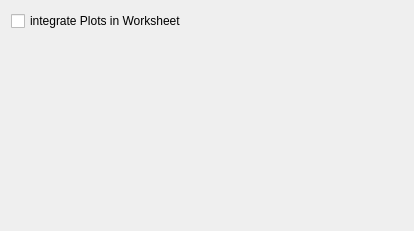
KDE/cantor, file src/backends/R/settings.ui: the form before one commit.
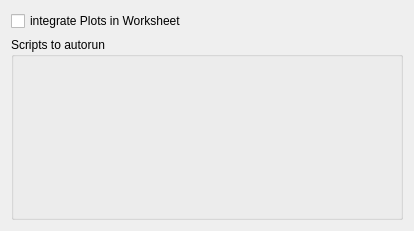
The form after the commit. Custom widgets are drawn as their Qt base class.

Commit message: Primitive UI to manage autorun scripts

```diff
--- a/src/backends/R/settings.ui
+++ b/src/backends/R/settings.ui
@@ -19,20 +19,24 @@
     </widget>
    </item>
    <item>
-    <spacer name="verticalSpacer">
-     <property name="orientation">
-      <enum>Qt::Vertical</enum>
+    <widget class="KEditListBox" name="kcfg_autorunScripts">
+     <property name="title">
+      <string>Scripts to autorun</string>
      </property>
-     <property name="sizeHint" stdset="0">
-      <size>
-       <width>20</width>
-       <height>40</height>
-      </size>
+     <property name="checkable">
+      <bool>false</bool>
      </property>
-    </spacer>
+    </widget>
    </item>
   </layout>
  </widget>
+ <customwidgets>
+  <customwidget>
+   <class>KEditListBox</class>
+   <extends>QGroupBox</extends>
+   <header>keditlistbox.h</header>
+  </customwidget>
+ </customwidgets>
  <resources/>
  <connections/>
 </ui>
```
The commit also changes 1 other file.
